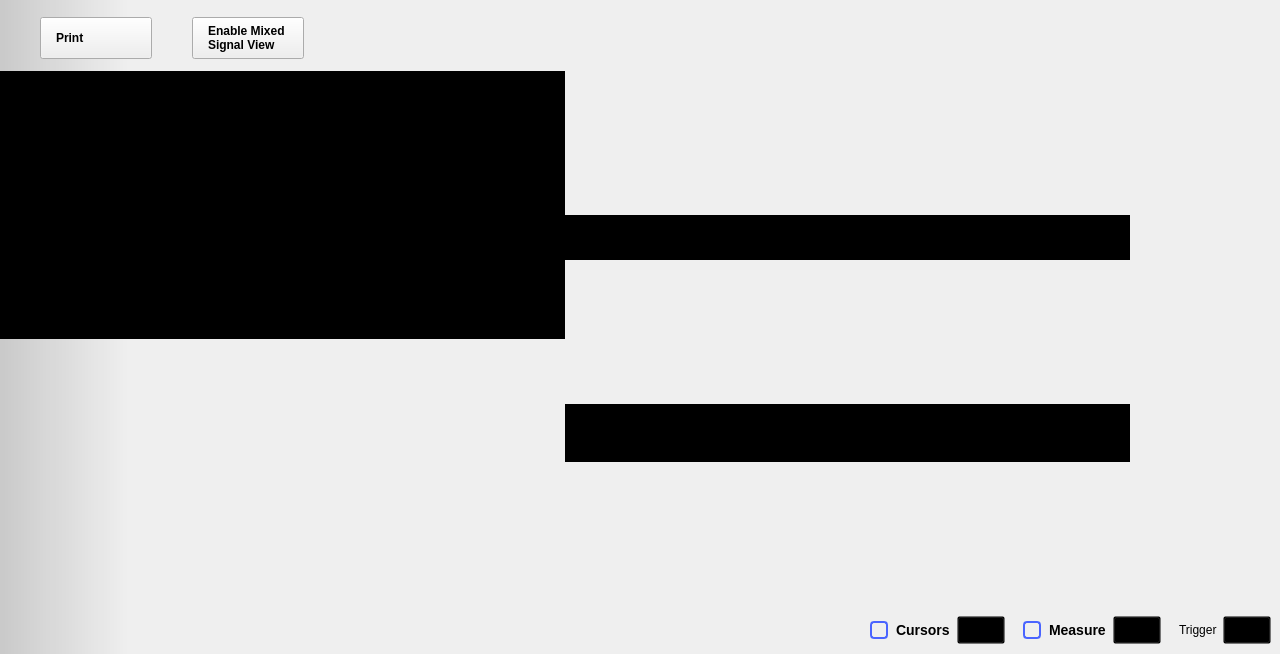
Old version of the form ui/oscilloscope.ui in the repository analogdevicesinc/scopy.
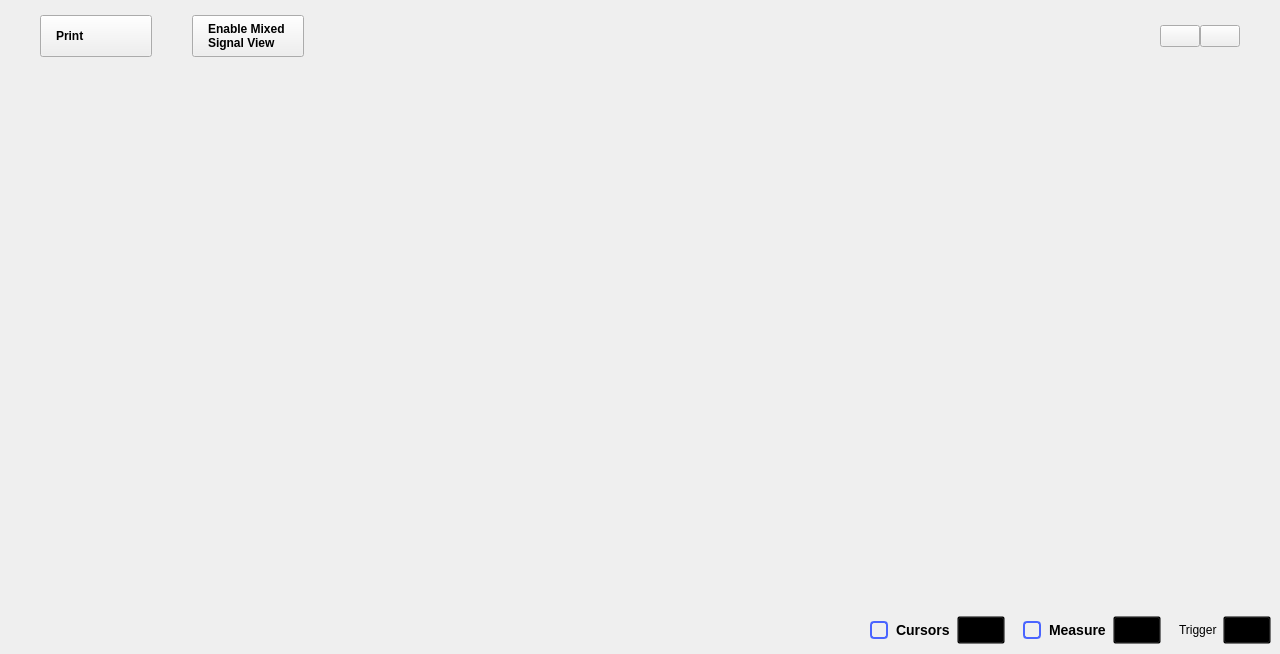
New version of the form. The open tabs and pages were chosen to show the change. Icons and pictures are not drawn. Custom widgets are drawn as their Qt base class.

What changed in the file:
```diff
--- a/ui/oscilloscope.ui
+++ b/ui/oscilloscope.ui
@@ -43,11 +43,6 @@
    </property>
    <item>
     <widget class="adiscope::DetachDragZone" name="mainWidget" native="true">
-     <property name="styleSheet">
-      <string notr="true">#mainWidget {
-background-color: qlineargradient(spread:pad, x1:0, y1:0, x2:0.1, y2:0, stop:0 rgba(0, 0, 0, 40), stop:1 transparent);
-}</string>
-     </property>
      <layout class="QVBoxLayout" name="verticalLayout_3">
       <property name="spacing">
        <number>0</number>
@@ -177,31 +172,6 @@
             <height>0</height>
            </size>
           </property>
-          <property name="styleSheet">
-           <string notr="true">QPushButton {
-  min-height: 40px;
-  max-height: 40px;
-  min-width: 60px;
-  max-width: 60px;
-  padding-top:5px
-}
-
-QPushButton:checked {
-  border-top: 1px solid rgba(255,255,255,150);
-}
-
-QPushButton:!checked {
-  border-top: 1px solid rgba(255,255,255,0);
-}
-
-QPushButton:!checked:hover {
-  border-top: 1px solid rgba(255,255,255,0);
-}
-
-QPushButton:checked:hover {
-  border-top: 1px solid rgba(255,255,255,200);
-}</string>
-          </property>
           <layout class="QHBoxLayout" name="horizontalLayout_3">
            <property name="spacing">
             <number>0</number>
@@ -296,9 +266,6 @@
          <layout class="QVBoxLayout" name="plot_and_buffPreviewer">
           <item>
            <widget class="QWidget" name="hLayoutBufferPreview" native="true">
-            <property name="styleSheet">
-             <string notr="true">background-color:black;</string>
-            </property>
             <layout class="QHBoxLayout" name="hLayout_buffPreview">
              <property name="spacing">
               <number>0</number>
@@ -592,9 +559,6 @@
                <height>58</height>
               </size>
              </property>
-             <property name="styleSheet">
-              <string notr="true">background-color: black;</string>
-             </property>
              <layout class="QHBoxLayout" name="horizontalLayout_2">
               <property name="spacing">
                <number>0</number>
@@ -673,9 +637,6 @@
                <height>45</height>
               </size>
              </property>
-             <property name="styleSheet">
-              <string notr="true">background-color: black;</string>
-             </property>
              <layout class="QHBoxLayout" name="horizontalLayout">
               <property name="spacing">
                <number>0</number>
@@ -798,24 +759,7 @@
                  </size>
                 </property>
                 <property name="styleSheet">
-                 <string notr="true">QCheckBox {
-  spacing: 8px;
-  background-color: transparent;
-  font-size: 14px;
-  font-weight: bold;
-
-color: rgba(255, 255, 255, 153);
-}
-
-QCheckBox::indicator {
-width: 14px;
-  height: 14px;
-  border: 2px solid rgb(74,100,255);
-  border-radius: 4px;
-}
-QCheckBox::indicator:unchecked { background-color: transparent; }
-QCheckBox::indicator:checked { background-color: rgb(74,100,255); }
-</string>
+                 <string notr="true"/>
                 </property>
                 <layout class="QVBoxLayout" name="logicSettingsLayout">
                  <property name="spacing">
@@ -1069,6 +1013,11 @@
    <header>menu_anim.hpp</header>
    <container>1</container>
   </customwidget>
+  <customwidget>
+   <class>adiscope::CustomPushButton</class>
+   <extends>QPushButton</extends>
+   <header>customPushButton.hpp</header>
+  </customwidget>
   <customwidget>
    <class>adiscope::InstrumentNotes</class>
    <extends>QWidget</extends>
@@ -1081,11 +1030,6 @@
    <header>runsinglewidget.h</header>
    <container>1</container>
   </customwidget>
-  <customwidget>
-   <class>adiscope::CustomPushButton</class>
-   <extends>QPushButton</extends>
-   <header>customPushButton.hpp</header>
-  </customwidget>
  </customwidgets>
  <resources>
   <include location="../resources/resources.qrc"/>
```
Left out of the diff: 8 changed lines with no effect on the pictures.
